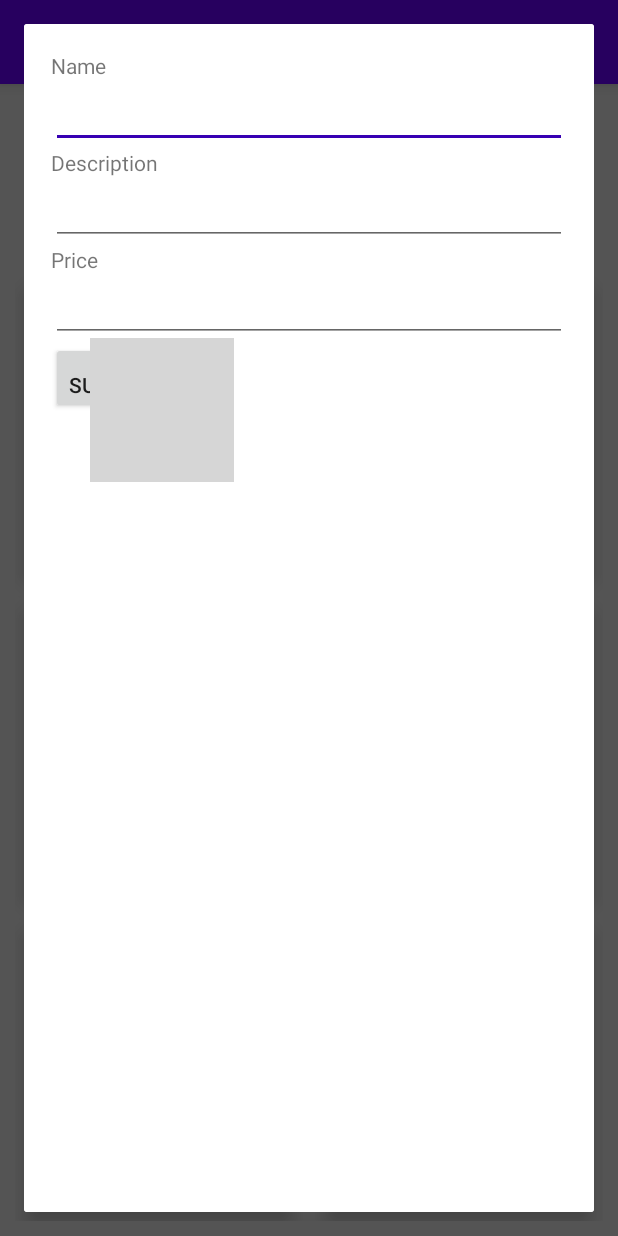
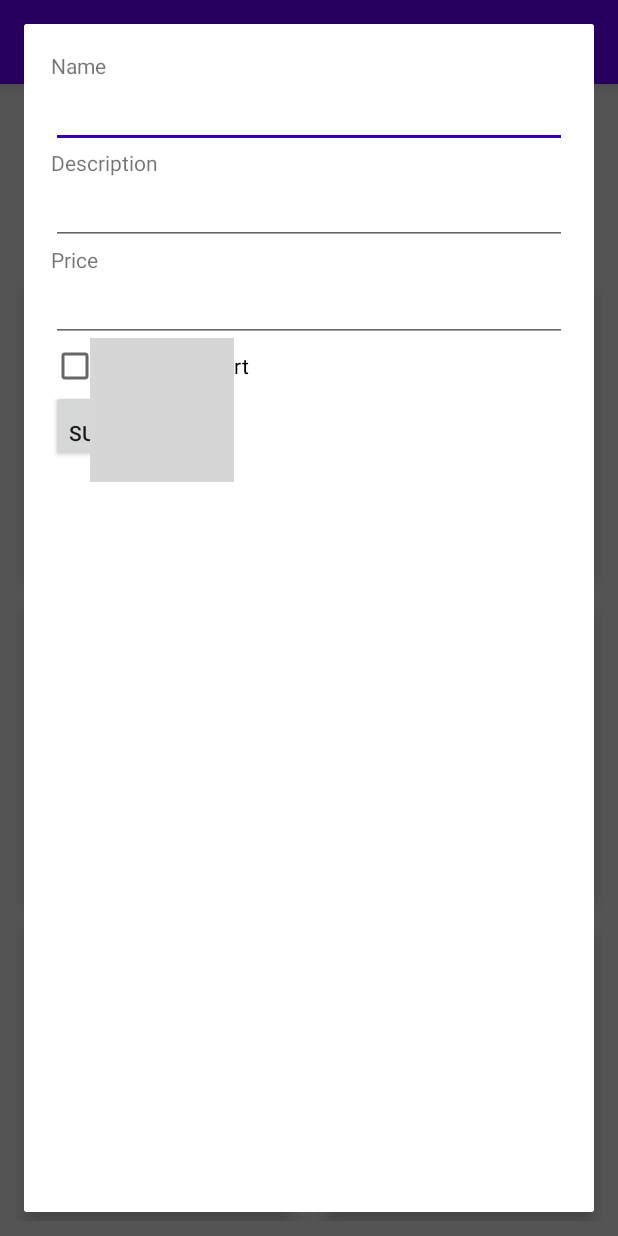
Before and after one commit to helloworld0909/AR-furniture-trading, an Android app: the fragment SellerFragment placed in its activity, after a tap on "Table", on a phone screen of 412 x 824 dp. Run offline under Robolectric (Android 15) with nearby library versions, the phone set to English and light mode, and no system bars; our stand-ins replace Firebase (no records; nobody signed in at launch, a user with empty details on screens opened directly); grey boxes are pictures that could not be loaded.

Commit message:
Seller post item fragment List all models in a category and allows user to preview models in a static SceneView without AR
https://trello.com/c/XUJUdOZW

```diff
--- a/app/build.gradle
+++ b/app/build.gradle
@@ -53,11 +53,11 @@ apply plugin: 'com.google.ar.sceneform.plugin'
 sceneform.asset('sampledata/chair_0/Chair_HighBack_OBJ.obj',
         'default',
         'sampledata/chair_0/Chair_HighBack_OBJ.sfa',
-        'src/main/res/raw/chair_0')
+        'src/main/assets/chair/chair_0')
 
 sceneform.asset('sampledata/table_0/stolic.obj',
         'default',
         'sampledata/table_0/stolic.sfa',
-        'src/main/res/raw/table_0')
+        'src/main/assets/table/table_0')
 
 apply plugin: 'com.google.gms.google-services'  // Google Play services Gradle plugin
--- a/app/src/main/java/edu/uci/cs297p/arfurniture/ARActivity.java
+++ b/app/src/main/java/edu/uci/cs297p/arfurniture/ARActivity.java
@@ -3,6 +3,7 @@ package edu.uci.cs297p.arfurniture;
 import android.app.Activity;
 import android.app.ActivityManager;
 import android.content.Context;
+import android.net.Uri;
 import android.os.Build;
 import android.os.Build.VERSION_CODES;
 import android.os.Bundle;
@@ -60,7 +61,7 @@ public class ARActivity extends AppCompatActivity {
         // When you build a Renderable, Sceneform loads its resources in the background while returning
         // a CompletableFuture. Call thenAccept(), handle(), or check isDone() before calling get().
         ModelRenderable.builder()
-                .setSource(this, getResources().getIdentifier(modelName, "raw", getPackageName()))
+                .setSource(this, Uri.parse("file:///android_asset/" + Item.categoryToStr(item.getCategory()) + "/" + modelName))
                 .build()
                 .thenAccept(renderable -> modelRenderable = renderable)
                 .exceptionally(
--- a/app/src/main/java/edu/uci/cs297p/arfurniture/ar/ItemNode.java
+++ b/app/src/main/java/edu/uci/cs297p/arfurniture/ar/ItemNode.java
@@ -1,6 +1,5 @@
 package edu.uci.cs297p.arfurniture.ar;
 
-import android.app.AlertDialog;
 import android.content.Context;
 import android.content.DialogInterface;
 import android.view.View;
@@ -73,6 +72,7 @@ public class ItemNode extends TransformableNode implements Node.OnTapListener {
                                 Toast.makeText(context, "Color: " + envelope.toString(), Toast.LENGTH_LONG).show();
 
                                 MaterialFactory.makeOpaqueWithColor(context, new Color(envelope.getColor())).thenAccept(material -> {
+                                    //TODO: Allow user to adjust other material properties
                                     getRenderable().setMaterial(material);
                                 });
 
--- a/app/src/main/java/edu/uci/cs297p/arfurniture/item/Item.java
+++ b/app/src/main/java/edu/uci/cs297p/arfurniture/item/Item.java
@@ -29,7 +29,9 @@ public class Item implements Serializable {
     public static final int BED = 2;
     public static final int SOFA = 3;
     public static final int STORAGE = 4;
-    public static final int OTHER = Integer.MAX_VALUE;
+    public static final int OTHER = 5;
+
+    private static final String[] CATEGORY_STRINGS = new String[]{"table", "chair", "bed", "sofa", "storage", "other"};
 
     public Item(String itemId, String name, String description, String price, @Category int category) {
         this.itemId = itemId;
@@ -76,4 +78,8 @@ public class Item implements Serializable {
     public boolean isPreviewable() {
         return previewable;
     }
+
+    public static String categoryToStr(@Category int category) {
+        return CATEGORY_STRINGS[category];
+    }
 }
--- /dev/null
+++ b/app/src/main/java/edu/uci/cs297p/arfurniture/seller/ModelAdapter.java
@@ -0,0 +1,72 @@
+package edu.uci.cs297p.arfurniture.seller;
+
+import android.content.Context;
+import android.net.Uri;
+import android.util.Log;
+import android.view.LayoutInflater;
+import android.view.ViewGroup;
+import android.widget.TextView;
+import android.widget.Toast;
+
+import androidx.annotation.NonNull;
+import androidx.cardview.widget.CardView;
+import androidx.recyclerview.widget.RecyclerView;
+
+import java.io.IOException;
+import java.util.ArrayList;
+import java.util.List;
+
+import edu.uci.cs297p.arfurniture.R;
+import edu.uci.cs297p.arfurniture.item.Item;
+
+public class ModelAdapter extends RecyclerView.Adapter {
+
+    private Context mContext;
+    private List<Uri> mUriList = new ArrayList<>();
+    private OnModelClickListener mListener;
+
+    public ModelAdapter(Context context, @Item.Category int category, OnModelClickListener listener) {
+        mContext = context;
+        mListener = listener;
+        String categoryStr = Item.categoryToStr(category);
+        Log.d("ModelAdapter", category + categoryStr);
+        try {
+            String[] modelNames = context.getResources().getAssets().list(categoryStr);
+            if (modelNames != null) {
+                for (String modelName : modelNames) {
+                    if (modelName != null && !modelName.isEmpty()) {
+                        mUriList.add(Uri.parse("file:///android_asset/" + categoryStr + "/" + modelName));
+                    }
+                }
+            }
+        } catch (IOException e) {
+            Toast.makeText(mContext, "Unable to load models in category " + categoryStr, Toast.LENGTH_LONG).show();
+        }
+        Log.d("ModelAdapter", mUriList.toString());
+    }
+
+    @NonNull
+    @Override
+    public RecyclerView.ViewHolder onCreateViewHolder(@NonNull ViewGroup parent, int viewType) {
+        CardView cardView = (CardView) LayoutInflater.from(mContext).inflate(R.layout.model_cardview, parent, false);
+
+        return new RecyclerView.ViewHolder(cardView) {
+        };
+    }
+
+    @Override
+    public void onBindViewHolder(@NonNull RecyclerView.ViewHolder holder, int position) {
+        Uri uri = mUriList.get(position);
+        ((TextView) holder.itemView.findViewById(R.id.model_name)).setText(uri.toString());
+        holder.itemView.setOnClickListener(view -> mListener.onModelClick(uri));
+    }
+
+    @Override
+    public int getItemCount() {
+        return mUriList.size();
+    }
+}
+
+interface OnModelClickListener {
+    void onModelClick(Uri uri);
+}
--- a/app/src/main/java/edu/uci/cs297p/arfurniture/seller/PostItemFragment.java
+++ b/app/src/main/java/edu/uci/cs297p/arfurniture/seller/PostItemFragment.java
@@ -1,31 +1,69 @@
 package edu.uci.cs297p.arfurniture.seller;
 
+import android.content.Context;
+import android.content.Intent;
 import android.os.Bundle;
 import android.view.LayoutInflater;
 import android.view.View;
 import android.view.ViewGroup;
 import android.widget.Button;
+import android.widget.CheckBox;
+import android.widget.CompoundButton;
 import android.widget.TextView;
 
 import androidx.annotation.NonNull;
 import androidx.annotation.Nullable;
 import androidx.fragment.app.DialogFragment;
+import androidx.recyclerview.widget.RecyclerView;
 
 import edu.uci.cs297p.arfurniture.R;
+import edu.uci.cs297p.arfurniture.item.Item;
 
 public class PostItemFragment extends DialogFragment {
+
+    private final Context mContext;
+    private View mRootView;
+    @Item.Category
+    private final int mCategory;
+
+    public PostItemFragment(Context context, @Item.Category int category) {
+        mContext = context;
+        mCategory = category;
+    }
 
     @Override
     public View onCreateView(LayoutInflater inflater, ViewGroup container,
                              Bundle savedInstanceState) {
-        return inflater.inflate(R.layout.fragment_post_item, container);
+        return inflater.inflate(R.layout.fragment_post_item, container, false);
     }
 
     @Override
     public void onViewCreated(@NonNull View view, @Nullable Bundle savedInstanceState) {
         super.onViewCreated(view, savedInstanceState);
-        Button button = view.findViewById(R.id.submit_button);
-        button.setOnClickListener((clickedView) -> submit(view));
+        mRootView = view;
+
+        Button button = mRootView.findViewById(R.id.submit_button);
+        button.setOnClickListener((clickedView) -> submit());
+
+        setArVisibility(View.GONE);
+
+        CheckBox checkBox = mRootView.findViewById(R.id.ar_support_checkbox);
+        checkBox.setOnCheckedChangeListener((CompoundButton buttonView, boolean isChecked) -> {
+            if (isChecked) {
+                setArVisibility(View.VISIBLE);
+            } else {
+                setArVisibility(View.GONE);
+            }
+        });
+
+        RecyclerView modelGallery = mRootView.findViewById(R.id.model_gallery);
+        modelGallery.setAdapter(new ModelAdapter(mContext, mCategory, uri -> {
+            Bundle args = new Bundle();
+            args.putParcelable("uri", uri);
+            Intent intent = new Intent(mContext, SceneViewActivity.class);
+            intent.putExtras(args);
+            startActivity(intent);
+        }));
     }
 
     @Override
@@ -35,12 +73,12 @@ public class PostItemFragment extends DialogFragment {
     }
 
     // Call this method to send the data back to the parent fragment
-    public void submit(View rootView) {
+    public void submit() {
 
         Bundle args = new Bundle();
-        args.putString("name", ((TextView) rootView.findViewById(R.id.item_name_text)).getText().toString());
-        args.putString("description", ((TextView) rootView.findViewById(R.id.item_description_text)).getText().toString());
-        args.putString("price", ((TextView) rootView.findViewById(R.id.item_price_text)).getText().toString());
+        args.putString("name", ((TextView) mRootView.findViewById(R.id.item_name_text)).getText().toString());
+        args.putString("description", ((TextView) mRootView.findViewById(R.id.item_description_text)).getText().toString());
+        args.putString("price", ((TextView) mRootView.findViewById(R.id.item_price_text)).getText().toString());
 
         // Notice the use of `getTargetFragment` which will be set when the dialog is displayed
         PostItemListener listener = (PostItemListener) getTargetFragment();
@@ -48,4 +86,9 @@ public class PostItemFragment extends DialogFragment {
         dismiss();
     }
 
+    private void setArVisibility(final int visibility) {
+        mRootView.findViewById(R.id.model_gallery).setVisibility(visibility);
+        mRootView.findViewById(R.id.ar_support_button).setVisibility(visibility);
+    }
+
 }
--- a/app/src/main/java/edu/uci/cs297p/arfurniture/seller/SellerFragment.java
+++ b/app/src/main/java/edu/uci/cs297p/arfurniture/seller/SellerFragment.java
@@ -19,7 +19,6 @@ import com.google.firebase.firestore.DocumentReference;
 import com.google.firebase.firestore.FirebaseFirestore;
 
 import java.util.HashMap;
-import java.util.Iterator;
 import java.util.Map;
 import java.util.Set;
 
@@ -48,14 +47,14 @@ public class SellerFragment extends Fragment implements PostItemListener {
             @Item.Category final int category = i;
             cardView.setOnClickListener(clickedView -> {
                 mArgs.putInt("category", category);
-                showPostItemDialog();
+                showPostItemDialog(category);
             });
 
         }
     }
 
-    private void showPostItemDialog() {
-        PostItemFragment postItemFragment = new PostItemFragment();
+    private void showPostItemDialog(@Item.Category int category) {
+        PostItemFragment postItemFragment = new PostItemFragment(getContext(), category);
         // SETS the target fragment for use later when sending results
         postItemFragment.setTargetFragment(SellerFragment.this, 300);
         postItemFragment.show(getFragmentManager(), "fragment_edit_name");
@@ -70,9 +69,7 @@ public class SellerFragment extends Fragment implements PostItemListener {
         // TODO: Add imageURLs and AR model attributes
         Map<String, Object> itemData = new HashMap<>();
         Set<String> ks = mArgs.keySet();
-        Iterator<String> iterator = ks.iterator();
-        while (iterator.hasNext()) {
-            String key = iterator.next();
+        for (String key : ks) {
             itemData.put(key, mArgs.get(key));
         }
 
--- a/app/src/main/res/layout/fragment_post_item.xml
+++ b/app/src/main/res/layout/fragment_post_item.xml
@@ -48,6 +48,27 @@
         android:imeOptions="actionDone"
         android:inputType="text" />
 
+    <CheckBox
+        android:id="@+id/ar_support_checkbox"
+        android:layout_width="wrap_content"
+        android:layout_height="wrap_content"
+        android:text="@string/ar_support_checkbox_text" />
+
+    <androidx.recyclerview.widget.RecyclerView xmlns:app="http://schemas.android.com/apk/res-auto"
+        android:id="@+id/model_gallery"
+        android:layout_width="match_parent"
+        android:layout_height="wrap_content"
+        android:orientation="horizontal"
+        android:scrollbars="horizontal"
+        app:layoutManager="androidx.recyclerview.widget.LinearLayoutManager" />
+
+    <Button
+        android:id="@+id/ar_support_button"
+        android:layout_width="wrap_content"
+        android:layout_height="wrap_content"
+        android:text="@string/ar_support_button_text" />
+
+
     <Button
         android:id="@+id/submit_button"
         android:layout_width="wrap_content"
--- a/app/src/main/res/values/strings.xml
+++ b/app/src/main/res/values/strings.xml
@@ -2,6 +2,7 @@
 <resources>
     <string name="app_name">AR Furniture</string>
     <string name="ar_activity_name">Preview</string>
+    <string name="sceneview_activity_name">Model Preview</string>
     <string name="buyer_fragment_name">Buy</string>
     <string name="seller_fragment_name">Sell</string>
     <string name="ar_button_content_description">AR Preview</string>
@@ -20,6 +21,8 @@
     <string name="item_name_label">Name</string>
     <string name="item_description_label">Description</string>
     <string name="item_price_label">Price</string>
+    <string name="ar_support_checkbox_text">Add AR Support</string>
+    <string name="ar_support_button_text">Launch AR</string>
     <string name="submit">Submit</string>
     <string name="ar_support_label">Add AR Preview</string>
     <string name="ar_color_button">Choose Color</string>
```
Also changed, not shown: app/src/main/AndroidManifest.xml (+9 -0 lines), app/src/main/java/edu/uci/cs297p/arfurniture/seller/SceneViewActivity.java (added, +64 -0 lines), app/src/main/res/layout/activity_sceneview.xml (added, +16 -0 lines), app/src/main/res/layout/model_cardview.xml (added, +12 -0 lines), 3 other files.
